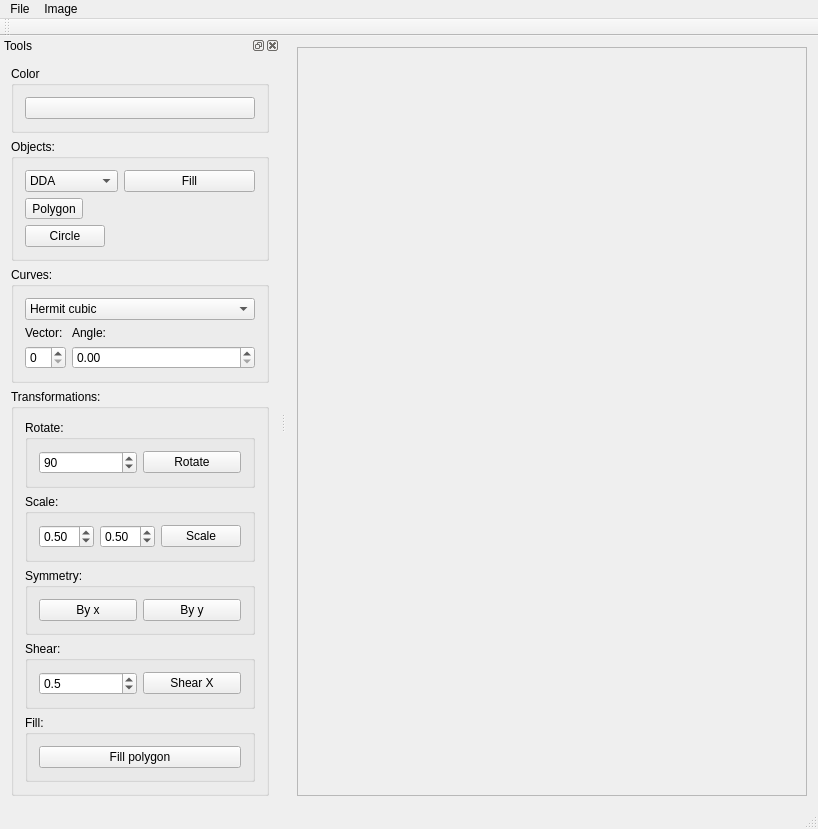
The window that src/ImageViewer.ui (maroslastik/Image_Viewer) describes before a commit, drawn with Qt 5.
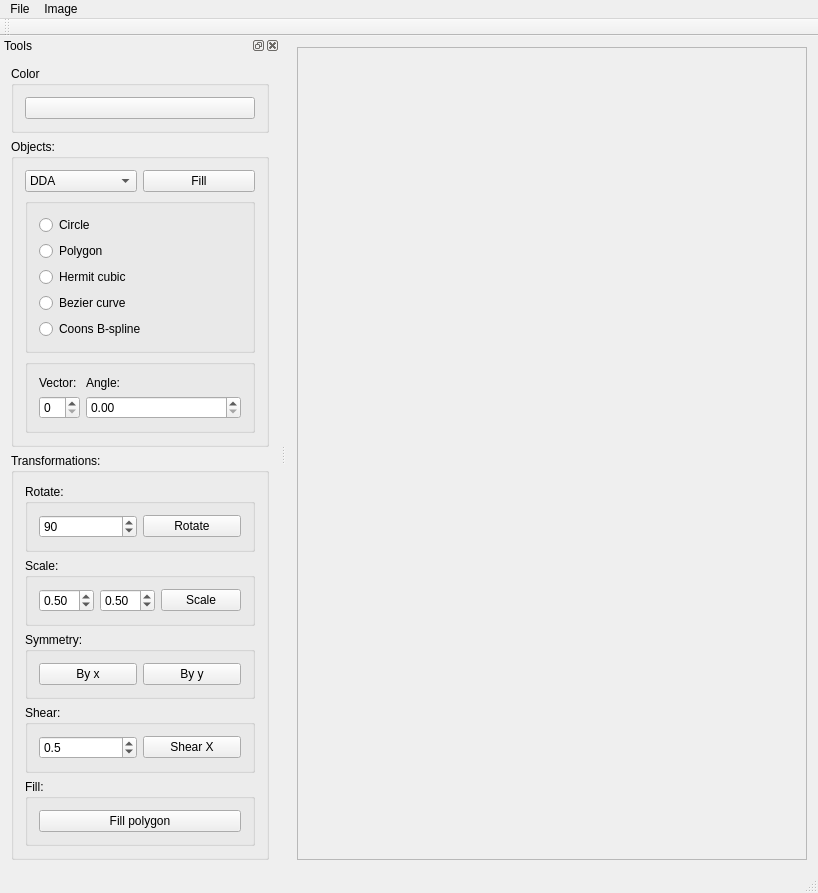
The same window after the commit.

Diff of the .ui file:
```diff
--- a/src/ImageViewer.ui
+++ b/src/ImageViewer.ui
@@ -7,7 +7,7 @@
     <x>0</x>
     <y>0</y>
     <width>818</width>
-    <height>646</height>
+    <height>781</height>
    </rect>
   </property>
   <property name="windowTitle">
@@ -26,7 +26,7 @@
          <x>0</x>
          <y>0</y>
          <width>553</width>
-         <height>555</height>
+         <height>690</height>
         </rect>
        </property>
       </widget>
@@ -100,7 +100,7 @@
        <property name="title">
         <string>Objects:</string>
        </property>
-       <layout class="QFormLayout" name="formLayout">
+       <layout class="QGridLayout" name="gridLayout">
         <item row="0" column="0">
          <widget class="QComboBox" name="comboBoxLineAlg">
           <item>
@@ -115,80 +115,85 @@
           </item>
          </widget>
         </item>
-        <item row="0" column="1">
-         <widget class="QPushButton" name="fillButton">
-          <property name="text">
-           <string>Fill</string>
+        <item row="1" column="0" colspan="2">
+         <widget class="QGroupBox" name="groupBox_10">
+          <property name="title">
+           <string/>
           </property>
-         </widget>
-        </item>
-        <item row="1" column="0">
-         <widget class="QToolButton" name="toolButtonDrawPolygon">
-          <property name="text">
-           <string>Polygon</string>
-          </property>
-          <property name="checkable">
-           <bool>true</bool>
-          </property>
-         </widget>
-        </item>
-        <item row="2" column="0">
-         <widget class="QPushButton" name="circleButton">
+          <layout class="QVBoxLayout" name="verticalLayout_3">
+           <item>
+            <widget class="QRadioButton" name="circleButton">
           <property name="text">
            <string>Circle</string>
           </property>
-          <property name="checkable">
-           <bool>true</bool>
-          </property>
-         </widget>
-        </item>
-       </layout>
-      </widget>
-     </item>
+            </widget>
+           </item>
      <item>
-      <widget class="QGroupBox" name="groupBox_9">
-       <property name="title">
-        <string>Curves:</string>
-       </property>
-       <layout class="QFormLayout" name="formLayout_2">
-        <item row="2" column="0">
-         <widget class="QSpinBox" name="spinBox"/>
-        </item>
-        <item row="0" column="0" colspan="2">
-         <widget class="QComboBox" name="comboBox">
+            <widget class="QRadioButton" name="polygonButton">
+             <property name="text">
+              <string>Polygon</string>
+             </property>
+            </widget>
+           </item>
           <item>
+            <widget class="QRadioButton" name="radioButton">
            <property name="text">
             <string>Hermit cubic</string>
            </property>
+            </widget>
           </item>
           <item>
+            <widget class="QRadioButton" name="radioButton_2">
            <property name="text">
             <string>Bezier curve</string>
            </property>
+            </widget>
           </item>
           <item>
+            <widget class="QRadioButton" name="radioButton_3">
            <property name="text">
             <string>Coons B-spline</string>
            </property>
-          </item>
+            </widget>
+           </item>
+          </layout>
          </widget>
         </item>
-        <item row="1" column="0">
+        <item row="0" column="1">
+         <widget class="QPushButton" name="fillButton">
+          <property name="text">
+           <string>Fill</string>
+          </property>
+         </widget>
+        </item>
+        <item row="2" column="0" colspan="2">
+         <widget class="QGroupBox" name="groupBox_9">
+          <property name="title">
+           <string/>
+          </property>
+          <layout class="QFormLayout" name="formLayout_2">
+           <item row="0" column="0">
          <widget class="QLabel" name="label">
           <property name="text">
            <string>Vector:</string>
           </property>
          </widget>
         </item>
-        <item row="1" column="1">
+           <item row="0" column="1">
          <widget class="QLabel" name="label_2">
           <property name="text">
            <string>Angle:</string>
           </property>
          </widget>
         </item>
-        <item row="2" column="1">
+           <item row="1" column="0">
+            <widget class="QSpinBox" name="spinBox"/>
+           </item>
+           <item row="1" column="1">
          <widget class="QDoubleSpinBox" name="doubleSpinBox"/>
+           </item>
+          </layout>
+         </widget>
         </item>
        </layout>
       </widget>
```
Lines whose indentation alone changed are shown as unchanged.
